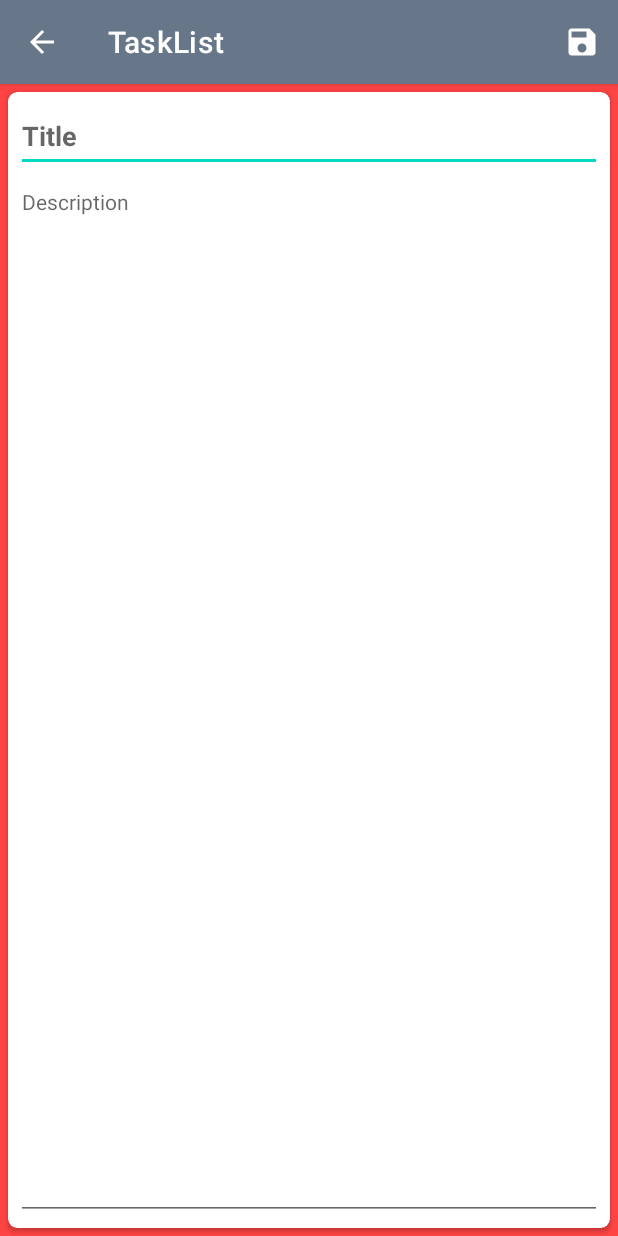
After one commit to poohxx/NoteList, an Android app: the NewNoteActivity screen opened directly, with no data from a screen before it, on a phone screen of 412 x 824 dp. The commit adds this screen. Run offline under Robolectric (Android 15) with nearby library versions, the phone set to English and light mode, and no system bars.

Commit message:
New Note(activity,layout, new note menu

```diff
--- a/app/src/main/AndroidManifest.xml
+++ b/app/src/main/AndroidManifest.xml
@@ -11,6 +11,9 @@
         android:supportsRtl="true"
         android:theme="@style/Theme.NoteList">
         <activity
+            android:name=".activities.NewNoteActivity"
+            android:exported="false" />
+        <activity
             android:name=".activities.MainActivity"
             android:exported="true">
             <intent-filter>
--- a/app/src/main/java/com/poohxx/notelist/activities/MainActivity.kt
+++ b/app/src/main/java/com/poohxx/notelist/activities/MainActivity.kt
@@ -6,6 +6,7 @@ import android.widget.Toast
 import androidx.appcompat.app.AppCompatActivity
 import com.poohxx.notelist.R
 import com.poohxx.notelist.databinding.ActivityMainBinding
+import com.poohxx.notelist.fragments.FragmentManager
 import com.poohxx.notelist.fragments.NoteFragment
 
 class MainActivity : AppCompatActivity() {
@@ -24,13 +25,13 @@ class MainActivity : AppCompatActivity() {
                     Toast.makeText(this, "settings", Toast.LENGTH_SHORT).show()
                 }
                 R.id.new_task -> {
-                    Log.d("Log", "new tasl")
+                    FragmentManager.currentFrag?.onClickNew()
                 }
                 R.id.task_list -> {
                     Log.d("Log", "task_list")
                 }
                 R.id.notes -> {
-                    com.poohxx.notelist.fragments.FragmentManager.setFragment(
+                    FragmentManager.setFragment(
                         NoteFragment.newInstance(),
                         this
                     )
--- /dev/null
+++ b/app/src/main/java/com/poohxx/notelist/activities/NewNoteActivity.kt
@@ -0,0 +1,38 @@
+package com.poohxx.notelist.activities
+
+import androidx.appcompat.app.AppCompatActivity
+import android.os.Bundle
+import android.view.Menu
+import android.view.MenuItem
+import com.poohxx.notelist.R
+import com.poohxx.notelist.databinding.ActivityNewNoteBinding
+
+class NewNoteActivity : AppCompatActivity() {
+    private lateinit var binding: ActivityNewNoteBinding
+    override fun onCreate(savedInstanceState: Bundle?) {
+        binding = ActivityNewNoteBinding.inflate(layoutInflater)
+        super.onCreate(savedInstanceState)
+        setContentView(binding.root)
+        actionBarSettings()
+    }
+
+    override fun onCreateOptionsMenu(menu: Menu?): Boolean {
+        menuInflater.inflate(R.menu.new_note_menu, menu)
+        return super.onCreateOptionsMenu(menu)
+    }
+
+    override fun onOptionsItemSelected(item: MenuItem): Boolean {
+        if (item.itemId == R.id.id_save) {
+            finish()
+
+        } else if (item.itemId == android.R.id.home) {
+            finish()
+        }
+        return super.onOptionsItemSelected(item)
+    }
+
+    private fun actionBarSettings() {
+        val ab = supportActionBar
+        ab?.setDisplayHomeAsUpEnabled(true)
+    }
+}
--- a/app/src/main/java/com/poohxx/notelist/fragments/NoteFragment.kt
+++ b/app/src/main/java/com/poohxx/notelist/fragments/NoteFragment.kt
@@ -1,5 +1,6 @@
 package com.poohxx.notelist.fragments
 
+import android.content.Intent
 import android.os.Bundle
 import androidx.fragment.app.Fragment
 import android.view.LayoutInflater
@@ -8,6 +9,7 @@ import android.view.ViewGroup
 import androidx.fragment.app.activityViewModels
 import com.poohxx.notelist.R
 import com.poohxx.notelist.activities.MainApp
+import com.poohxx.notelist.activities.NewNoteActivity
 import com.poohxx.notelist.databinding.FragmentNoteBinding
 import com.poohxx.notelist.db.MainViewModel
 
@@ -18,6 +20,7 @@ class NoteFragment : BaseFragment() {
     }
 
     override fun onClickNew() {
+        startActivity(Intent(activity, NewNoteActivity::class.java))
 
     }
 
--- /dev/null
+++ b/app/src/main/res/drawable/ic_back.xml
@@ -0,0 +1,11 @@
+<vector xmlns:android="http://schemas.android.com/apk/res/android"
+    android:width="24dp"
+    android:height="24dp"
+    android:viewportWidth="24"
+    android:viewportHeight="24"
+    android:tint="?attr/colorControlNormal"
+    android:autoMirrored="true">
+  <path
+      android:fillColor="@android:color/white"
+      android:pathData="M11.67,3.87L9.9,2.1 0,12l9.9,9.9 1.77,-1.77L3.54,12z"/>
+</vector>
--- /dev/null
+++ b/app/src/main/res/drawable/ic_save.xml
@@ -0,0 +1,10 @@
+<vector xmlns:android="http://schemas.android.com/apk/res/android"
+    android:width="24dp"
+    android:height="24dp"
+    android:viewportWidth="24"
+    android:viewportHeight="24"
+    android:tint="?attr/colorControlNormal">
+  <path
+      android:fillColor="@android:color/white"
+      android:pathData="M17,3L5,3c-1.11,0 -2,0.9 -2,2v14c0,1.1 0.89,2 2,2h14c1.1,0 2,-0.9 2,-2L21,7l-4,-4zM12,19c-1.66,0 -3,-1.34 -3,-3s1.34,-3 3,-3 3,1.34 3,3 -1.34,3 -3,3zM15,9L5,9L5,5h10v4z"/>
+</vector>
--- /dev/null
+++ b/app/src/main/res/layout/activity_new_note.xml
@@ -0,0 +1,56 @@
+<?xml version="1.0" encoding="utf-8"?>
+<androidx.constraintlayout.widget.ConstraintLayout xmlns:android="http://schemas.android.com/apk/res/android"
+    xmlns:app="http://schemas.android.com/apk/res-auto"
+    xmlns:tools="http://schemas.android.com/tools"
+    android:layout_width="match_parent"
+    android:layout_height="match_parent"
+    android:background="@android:color/holo_red_light"
+    tools:context=".activities.NewNoteActivity">
+
+    <androidx.cardview.widget.CardView
+        android:layout_width="0dp"
+        android:layout_height="0dp"
+        android:layout_marginStart="5dp"
+        android:layout_marginTop="5dp"
+        android:layout_marginEnd="5dp"
+        android:layout_marginBottom="5dp"
+        app:cardCornerRadius="6dp"
+        app:layout_constraintBottom_toBottomOf="parent"
+        app:layout_constraintEnd_toEndOf="parent"
+        app:layout_constraintStart_toStartOf="parent"
+        app:layout_constraintTop_toTopOf="parent" >
+
+        <androidx.constraintlayout.widget.ConstraintLayout
+            android:layout_width="match_parent"
+            android:layout_height="match_parent"
+            android:padding="5dp">
+
+            <EditText
+                android:id="@+id/edTitle"
+                android:layout_width="0dp"
+                android:layout_height="wrap_content"
+                android:ems="10"
+                android:hint="@string/title_hint"
+                android:inputType="textPersonName"
+                android:minHeight="48dp"
+                android:textStyle="bold"
+                app:layout_constraintEnd_toEndOf="parent"
+                app:layout_constraintStart_toStartOf="parent"
+                app:layout_constraintTop_toTopOf="parent" />
+
+            <EditText
+                android:id="@+id/edDescription"
+                android:layout_width="0dp"
+                android:layout_height="0dp"
+                android:ems="10"
+                android:gravity="top"
+                android:hint="@string/description"
+                android:inputType="textPersonName"
+                android:textSize="14sp"
+                app:layout_constraintBottom_toBottomOf="parent"
+                app:layout_constraintEnd_toEndOf="parent"
+                app:layout_constraintStart_toStartOf="parent"
+                app:layout_constraintTop_toBottomOf="@+id/edTitle" />
+        </androidx.constraintlayout.widget.ConstraintLayout>
+    </androidx.cardview.widget.CardView>
+</androidx.constraintlayout.widget.ConstraintLayout>
--- /dev/null
+++ b/app/src/main/res/menu/new_note_menu.xml
@@ -0,0 +1,9 @@
+<?xml version="1.0" encoding="utf-8"?>
+<menu xmlns:android="http://schemas.android.com/apk/res/android"
+    xmlns:app="http://schemas.android.com/apk/res-auto">
+    <item
+        android:id="@+id/id_save"
+        android:icon="@drawable/ic_save"
+        android:title="Save"
+        app:showAsAction="ifRoom" />
+</menu>
--- a/app/src/main/res/values/strings.xml
+++ b/app/src/main/res/values/strings.xml
@@ -4,6 +4,7 @@
     <string name="notes">Notes</string>
     <string name="task_list">Task List</string>
     <string name="new_task">New Task</string>
-    <!-- TODO: Remove or change this placeholder text -->
-    <string name="hello_blank_fragment">Hello blank fragment</string>
+    <string name="title_hint">Title</string>
+    <string name="description">Description</string>
+    <string name="hello_blank_fragment">Fragment Description</string>
 </resources>
```
